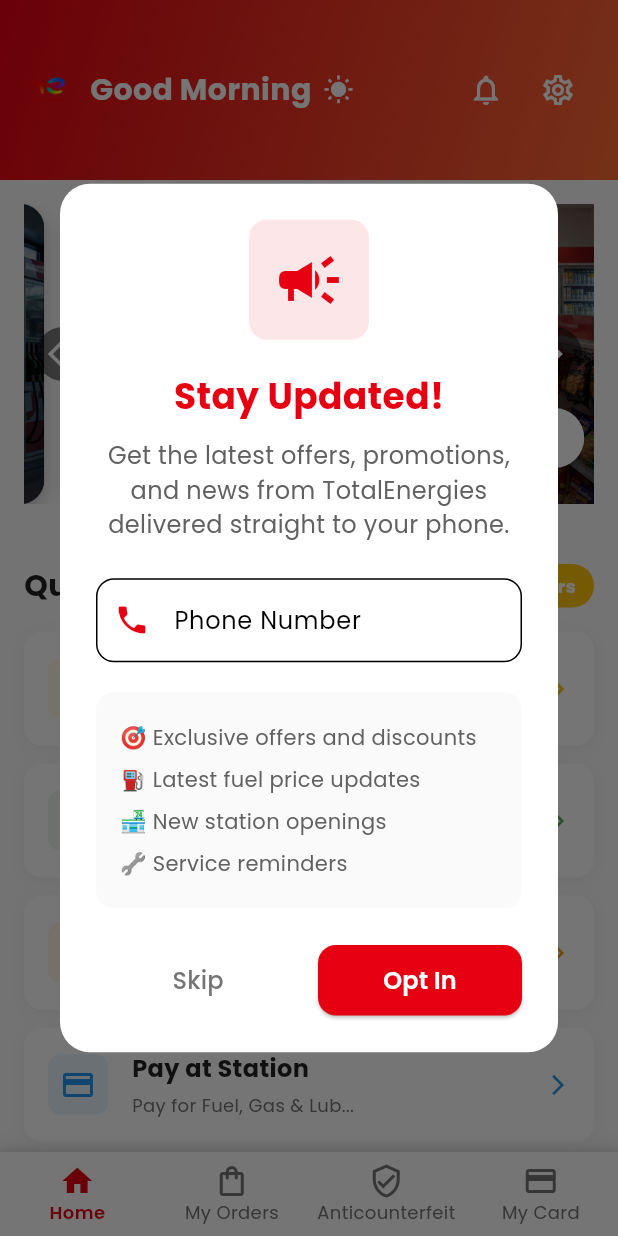
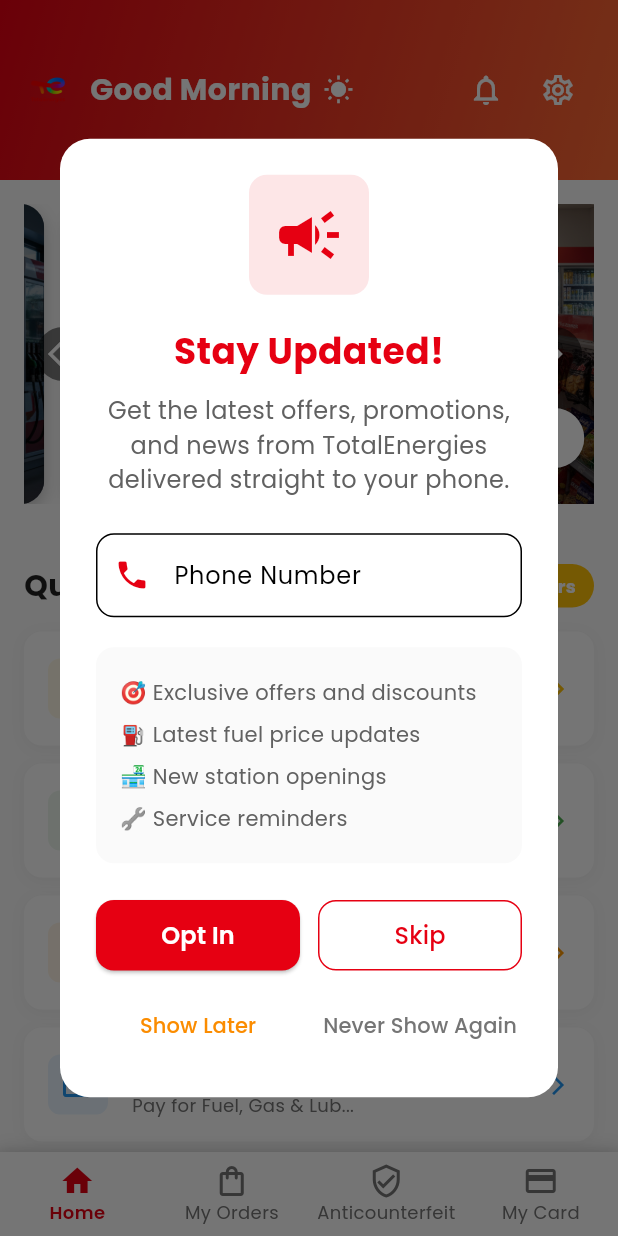
Before and after one commit to boazomare1/totalenergies-app, a Flutter app: the screen it shows after launch, on a phone screen of 412 x 824 dp. Run offline on Flutter 3.47's test engine with Material 3 defaults, Android fonts, the phone set to English and light mode, and no system bars; our stand-ins replace google_fonts.

Commit message:
fix: Fix newsletter dialog overflow and add user preferences
🔧 OVERFLOW FIX:
- Fixed RenderFlex overflow by wrapping benefit text in Expanded widget
- Newsletter dialog now displays properly without layout issues

📧 USER PREFERENCES:
- Added 'Show Later' option - user will be asked again after 5 minutes
- Added 'Never Show Again' option - popup won't show again
- Added 'Skip' option - same as never show again
- Added 'Opt In' option - user subscribes and won't see popup again

🎨 UI IMPROVEMENTS:
- Redesigned action buttons with better layout
- Primary actions: 'Opt In' (red button) and 'Skip' (outlined button)
- Secondary actions: 'Show Later' (orange text) and 'Never Show Again' (grey text)
- Better visual hierarchy and spacing
- Responsive button layout that prevents overflow

⚙️ LOGIC IMPROVEMENTS:
- Newsletter preference tracking ('show', 'later', 'never')
- Smart popup logic based on user choice
- Different confirmation messages for each action
- Auto-reset for 'Show Later' users (5 minutes for testing)

Ready for testing with proper user control!

```diff
--- a/lib/screens/home_screen.dart
+++ b/lib/screens/home_screen.dart
@@ -20,6 +20,7 @@ class _HomeScreenState extends State<HomeScreen> {
   int _currentBannerIndex = 0;
   late PageController _bannerController;
   bool _hasShownNewsletterPopup = false;
+  String _newsletterPreference = 'show'; // 'show', 'later', 'never'
 
   @override
   void initState() {
@@ -27,6 +28,18 @@ class _HomeScreenState extends State<HomeScreen> {
     _bannerController = PageController();
     _startBannerAutoScroll();
     _showNewsletterOptIn();
+
+    // Reset preference after 5 minutes for "Show Later" users (for testing)
+    if (_newsletterPreference == 'later') {
+      Future.delayed(const Duration(minutes: 5), () {
+        if (mounted) {
+          setState(() {
+            _newsletterPreference = 'show';
+            _hasShownNewsletterPopup = false;
+          });
+        }
+      });
+    }
   }
 
   @override
@@ -633,7 +646,7 @@ class _HomeScreenState extends State<HomeScreen> {
   }
 
   void _showNewsletterOptIn() {
-    if (!_hasShownNewsletterPopup) {
+    if (!_hasShownNewsletterPopup && _newsletterPreference == 'show') {
       Future.delayed(const Duration(seconds: 2), () {
         if (mounted) {
           showDialog(
@@ -643,6 +656,7 @@ class _HomeScreenState extends State<HomeScreen> {
               onOptIn: () {
                 setState(() {
                   _hasShownNewsletterPopup = true;
+                  _newsletterPreference = 'never';
                 });
                 Navigator.pop(context);
                 _showOptInSuccess();
@@ -650,6 +664,22 @@ class _HomeScreenState extends State<HomeScreen> {
               onSkip: () {
                 setState(() {
                   _hasShownNewsletterPopup = true;
+                  _newsletterPreference = 'never';
+                });
+                Navigator.pop(context);
+              },
+              onLater: () {
+                setState(() {
+                  _hasShownNewsletterPopup = true;
+                  _newsletterPreference = 'later';
+                });
+                Navigator.pop(context);
+                _showLaterMessage();
+              },
+              onNever: () {
+                setState(() {
+                  _hasShownNewsletterPopup = true;
+                  _newsletterPreference = 'never';
                 });
                 Navigator.pop(context);
               },
@@ -672,15 +702,32 @@ class _HomeScreenState extends State<HomeScreen> {
       ),
     );
   }
+
+  void _showLaterMessage() {
+    ScaffoldMessenger.of(context).showSnackBar(
+      SnackBar(
+        content: Text(
+          'No problem! We\'ll ask you again later.',
+          style: GoogleFonts.poppins(),
+        ),
+        backgroundColor: Colors.orange,
+        duration: const Duration(seconds: 2),
+      ),
+    );
+  }
 }
 
 class _NewsletterOptInDialog extends StatefulWidget {
   final VoidCallback onOptIn;
   final VoidCallback onSkip;
+  final VoidCallback onLater;
+  final VoidCallback onNever;
 
   const _NewsletterOptInDialog({
     required this.onOptIn,
     required this.onSkip,
+    required this.onLater,
+    required this.onNever,
   });
 
   @override
@@ -783,24 +830,11 @@ class _NewsletterOptInDialogState extends State<_NewsletterOptInDialog> {
             const SizedBox(height: 24),
 
             // Action Buttons
+            Column(
+              children: [
+                // Primary Action Row
                 Row(
                   children: [
-                Expanded(
-                  child: TextButton(
-                    onPressed: widget.onSkip,
-                    style: TextButton.styleFrom(
-                      padding: const EdgeInsets.symmetric(vertical: 12),
-                    ),
-                    child: Text(
-                      'Skip',
-                      style: GoogleFonts.poppins(
-                        fontSize: 16,
-                        color: Colors.grey[600],
-                      ),
-                    ),
-                  ),
-                ),
-                const SizedBox(width: 12),
                     Expanded(
                       child: ElevatedButton(
                         onPressed: _isOptingIn ? null : _optIn,
@@ -830,6 +864,65 @@ class _NewsletterOptInDialogState extends State<_NewsletterOptInDialog> {
                               ),
                       ),
                     ),
+                    const SizedBox(width: 12),
+                    Expanded(
+                      child: OutlinedButton(
+                        onPressed: widget.onSkip,
+                        style: OutlinedButton.styleFrom(
+                          padding: const EdgeInsets.symmetric(vertical: 12),
+                          side: const BorderSide(color: Color(0xFFE60012)),
+                          shape: RoundedRectangleBorder(
+                            borderRadius: BorderRadius.circular(12),
+                          ),
+                        ),
+                        child: Text(
+                          'Skip',
+                          style: GoogleFonts.poppins(
+                            fontSize: 16,
+                            color: const Color(0xFFE60012),
+                          ),
+                        ),
+                      ),
+                    ),
+                  ],
+                ),
+                const SizedBox(height: 12),
+                // Secondary Action Row
+                Row(
+                  children: [
+                    Expanded(
+                      child: TextButton(
+                        onPressed: widget.onLater,
+                        style: TextButton.styleFrom(
+                          padding: const EdgeInsets.symmetric(vertical: 8),
+                        ),
+                        child: Text(
+                          'Show Later',
+                          style: GoogleFonts.poppins(
+                            fontSize: 14,
+                            color: Colors.orange[600],
+                          ),
+                        ),
+                      ),
+                    ),
+                    const SizedBox(width: 12),
+                    Expanded(
+                      child: TextButton(
+                        onPressed: widget.onNever,
+                        style: TextButton.styleFrom(
+                          padding: const EdgeInsets.symmetric(vertical: 8),
+                        ),
+                        child: Text(
+                          'Never Show Again',
+                          style: GoogleFonts.poppins(
+                            fontSize: 14,
+                            color: Colors.grey[600],
+                          ),
+                        ),
+                      ),
+                    ),
+                  ],
+                ),
               ],
             ),
           ],
@@ -843,11 +936,13 @@ class _NewsletterOptInDialogState extends State<_NewsletterOptInDialog> {
       padding: const EdgeInsets.symmetric(vertical: 4),
       child: Row(
         children: [
-          Text(
+          Expanded(
+            child: Text(
               text,
               style: GoogleFonts.poppins(
                 fontSize: 14,
                 color: Colors.grey[700],
+              ),
             ),
           ),
         ],
```
Lines whose indentation alone changed are shown as unchanged.
